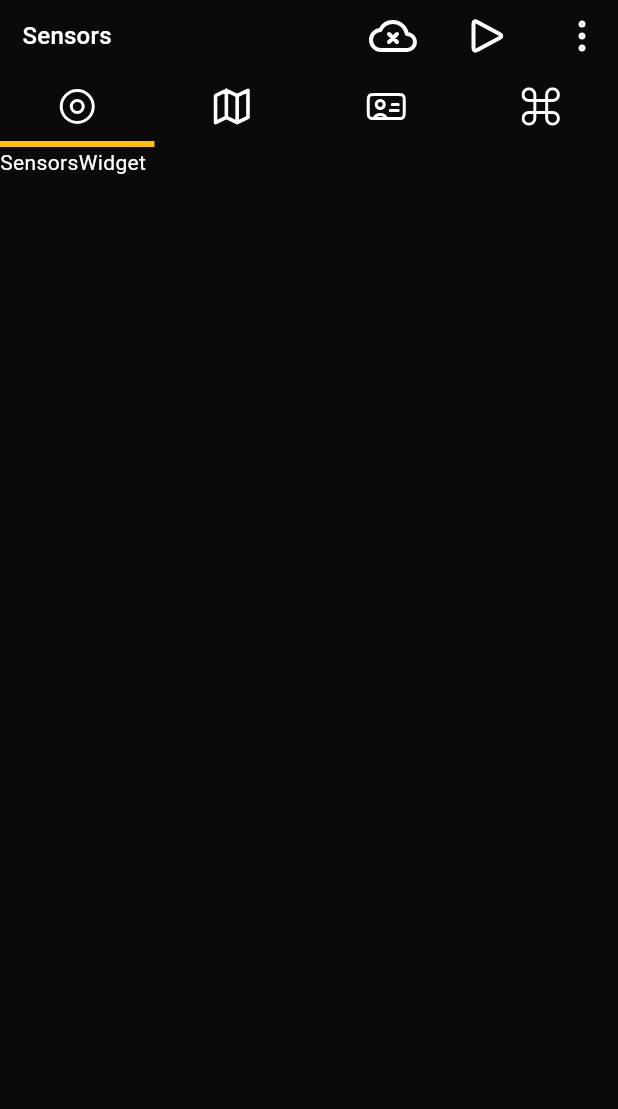
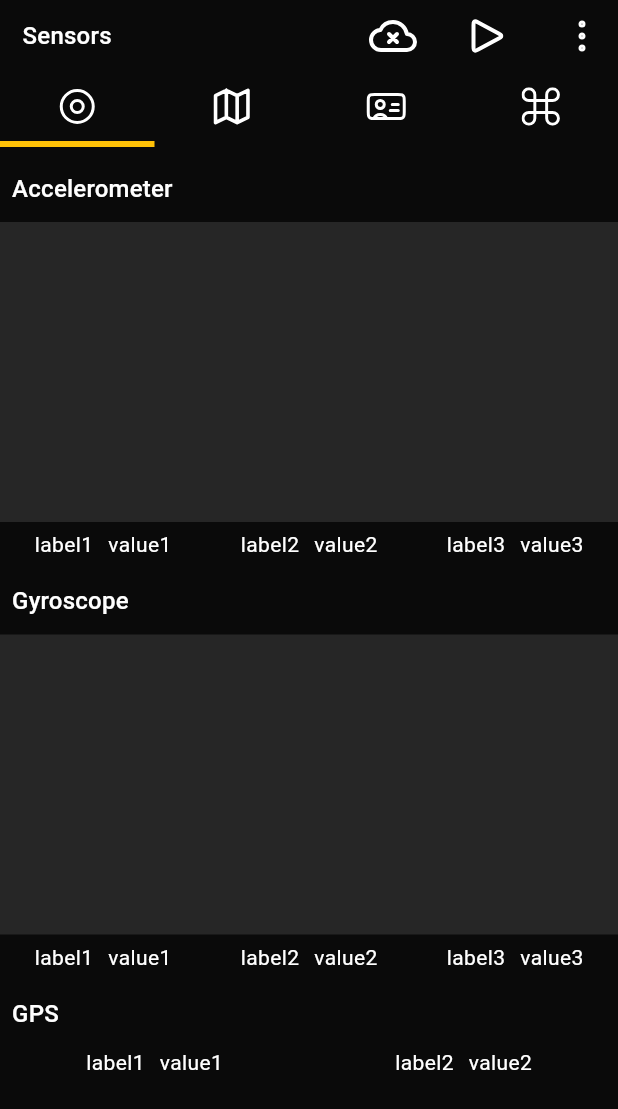
Before and after one commit to zubrailx/road-condition-monitoring, a Flutter app: the screen it shows after launch, on a phone screen of 412 x 824 dp. Shown: the top 1109 px of the screen. Run offline on Flutter 3.47's test engine with Material 3 defaults, Android fonts, the phone set to English and light mode, and no system bars; our stand-ins replace flutter_svg, get_it, shared_preferences, talker_flutter.

Commit message:
mobile: add layout for sensors

```diff
--- a/mobile/lib/app/theme.dart
+++ b/mobile/lib/app/theme.dart
@@ -4,7 +4,8 @@ import 'package:talker_flutter/talker_flutter.dart';
 enum UsedColors {
   black(value: Color.fromARGB(255, 10, 10, 10)),
   yellow(value: Color.fromARGB(255, 255, 214, 0)),
-  white(value: Color.fromARGB(255, 255, 255, 255));
+  white(value: Color.fromARGB(255, 255, 255, 255)),
+  gray(value: Color.fromARGB(255, 38, 38, 38));
 
   const UsedColors({required this.value});
 
--- a/mobile/lib/widgets/sensors.dart
+++ b/mobile/lib/widgets/sensors.dart
@@ -1,4 +1,5 @@
 import 'package:flutter/material.dart';
+import 'package:mobile/app/theme.dart';
 
 class SensorsWidget extends StatefulWidget {
   const SensorsWidget({super.key});
@@ -11,7 +12,179 @@ class SensorsWidget extends StatefulWidget {
 class _SensorsWidgetState extends State<SensorsWidget> {
   @override
   Widget build(BuildContext context) {
-    return const Text("SensorsWidget");
+    return Container(
+        margin: const EdgeInsets.only(top: 16),
+      child: Column(
+        mainAxisAlignment: MainAxisAlignment.start,
+        crossAxisAlignment: CrossAxisAlignment.start,
+        children: [
+          AccelerometerWidget(),
+          SizedBox(height: 16),
+          GyroscopeWidget(),
+          SizedBox(height: 16),
+          GPSWidget()
+        ],
+      )
+    );
   }
+}
 
+class AccelerometerWidget extends StatefulWidget {
+  const AccelerometerWidget({super.key});
+
+  @override
+  State createState() {
+    return _AccelerometerWidgetState();
+  }
 }
+
+class _AccelerometerWidgetState extends State<AccelerometerWidget> {
+
+  @override
+  Widget build(BuildContext context) {
+    final theme = Theme.of(context);
+    return Column(
+      crossAxisAlignment: CrossAxisAlignment.start,
+      children: [
+        Padding(
+          padding: const EdgeInsets.only(left: 8.0),
+          child: Text("Accelerometer", style: theme.textTheme.titleMedium),
+        ),
+        const SizedBox(height: 10),
+        Container(height: 200, decoration: BoxDecoration(
+          color: UsedColors.gray.value,
+        ),),
+        const SizedBox(height: 5),
+        const Row(
+          mainAxisAlignment: MainAxisAlignment.spaceAround,
+          children: [
+            Row(
+              children: [
+                Text("label1"),
+                SizedBox(width: 10),
+                Text("value1"),
+              ]
+            ),
+            Row(
+                children: [
+                  Text("label2"),
+                  SizedBox(width: 10),
+                  Text("value2"),
+                ]
+            ),
+            Row(
+                children: [
+                  Text("label3"),
+                  SizedBox(width: 10),
+                  Text("value3"),
+                ]
+            ),
+          ]
+        )
+      ],
+    );
+  }
+}
+
+
+class GyroscopeWidget extends StatefulWidget {
+  const GyroscopeWidget({super.key});
+
+
+  @override
+  State createState() {
+    return _GyroscopeWidgetState();
+  }
+}
+
+class _GyroscopeWidgetState extends State<GyroscopeWidget> {
+
+  @override
+  Widget build(BuildContext context) {
+    final theme = Theme.of(context);
+    return Column(
+      crossAxisAlignment: CrossAxisAlignment.start,
+      children: [
+        Padding(
+          padding: const EdgeInsets.only(left: 8.0),
+          child: Text("Gyroscope", style: theme.textTheme.titleMedium),
+        ),
+        const SizedBox(height: 10),
+        Container(height: 200, decoration: BoxDecoration(
+          color: UsedColors.gray.value,
+        ),),
+        const SizedBox(height: 5),
+        const Row(
+            mainAxisAlignment: MainAxisAlignment.spaceAround,
+            children: [
+              Row(
+                  children: [
+                    Text("label1"),
+                    SizedBox(width: 10),
+                    Text("value1"),
+                  ]
+              ),
+              Row(
+                  children: [
+                    Text("label2"),
+                    SizedBox(width: 10),
+                    Text("value2"),
+                  ]
+              ),
+              Row(
+                  children: [
+                    Text("label3"),
+                    SizedBox(width: 10),
+                    Text("value3"),
+                  ]
+              ),
+            ]
+        )
+      ],
+    );  }
+}
+
+class GPSWidget extends StatefulWidget {
+
+  @override
+  State createState() {
+    return _GPSWidgetState();
+  }
+}
+
+class _GPSWidgetState extends State<GPSWidget> {
+
+  @override
+  Widget build(BuildContext context) {
+    final theme = Theme.of(context);
+    return Column(
+      crossAxisAlignment: CrossAxisAlignment.start,
+      children: [
+        Padding(
+          padding: const EdgeInsets.only(left: 8.0),
+          child: Text("GPS", style: theme.textTheme.titleMedium),
+        ),
+        const SizedBox(height: 10),
+        const Row(
+            mainAxisAlignment: MainAxisAlignment.spaceAround,
+            children: [
+              Row(
+                  children: [
+                    Text("label1"),
+                    SizedBox(width: 10),
+                    Text("value1"),
+                  ]
+              ),
+              Row(
+                  children: [
+                    Text("label2"),
+                    SizedBox(width: 10),
+                    Text("value2"),
+                  ]
+              ),
+            ]
+        )
+      ],
+    );
+  }
+}
--- a/mobile/lib/widgets/user_account.dart
+++ b/mobile/lib/widgets/user_account.dart
@@ -55,7 +55,7 @@ class _UserAccountWidgetState extends State<UserAccountWidget> {
             GetIt.I<Talker>().info('user account loaded');
           }
           return Container(
-            margin: const EdgeInsets.only(left: 20, right: 20, top: 20),
+            margin: const EdgeInsets.only(left: 20, right: 20, top: 16),
             child: Form(
               key: _formKey,
               child: Column(
```
